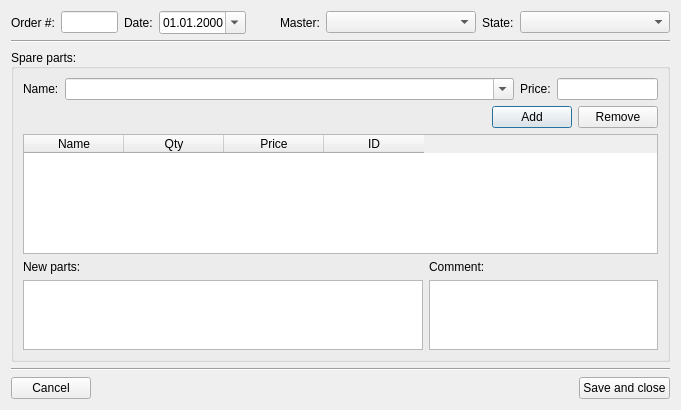
The window that RepairCenter/editpartsrequest.ui (Feo-d-oR/YARC) describes before a commit, drawn with Qt 5.
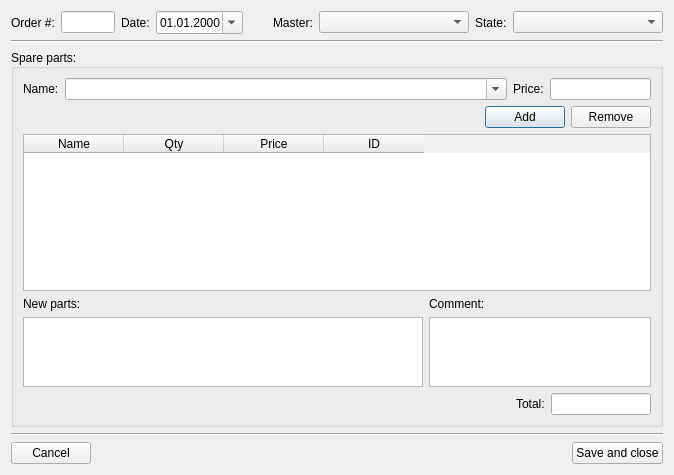
The same window after the commit. Icons and pictures are not drawn.

```diff
--- a/RepairCenter/editpartsrequest.ui
+++ b/RepairCenter/editpartsrequest.ui
@@ -6,8 +6,8 @@
    <rect>
     <x>0</x>
     <y>0</y>
-    <width>681</width>
-    <height>410</height>
+    <width>674</width>
+    <height>475</height>
    </rect>
   </property>
   <property name="windowTitle">
@@ -324,6 +324,40 @@
         </property>
        </widget>
       </item>
+      <item row="5" column="1">
+       <layout class="QHBoxLayout" name="horizontalLayout_5">
+        <item>
+         <spacer name="horizontalSpacer_4">
+          <property name="orientation">
+           <enum>Qt::Horizontal</enum>
+          </property>
+          <property name="sizeHint" stdset="0">
+           <size>
+            <width>40</width>
+            <height>20</height>
+           </size>
+          </property>
+         </spacer>
+        </item>
+        <item alignment="Qt::AlignRight">
+         <widget class="QLabel" name="label_9">
+          <property name="text">
+           <string>Total:</string>
+          </property>
+         </widget>
+        </item>
+        <item>
+         <widget class="QLineEdit" name="eSumm">
+          <property name="maximumSize">
+           <size>
+            <width>100</width>
+            <height>16777215</height>
+           </size>
+          </property>
+         </widget>
+        </item>
+       </layout>
+      </item>
      </layout>
     </widget>
    </item>
```
